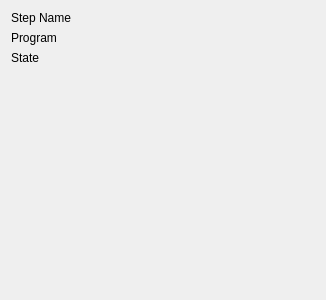
Qt form BlenderAddon/PipelineStepViewer_GUI.ui (tkideneb1999/GameAssetPipelineProgram) before a commit.
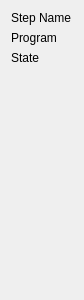
The same form after that commit.

Commit message: updated pipeline Viewer GUI

The edit to the form file:
```diff
--- a/BlenderAddon/PipelineStepViewer_GUI.ui
+++ b/BlenderAddon/PipelineStepViewer_GUI.ui
@@ -6,7 +6,7 @@
    <rect>
     <x>0</x>
     <y>0</y>
-    <width>326</width>
+    <width>84</width>
     <height>300</height>
    </rect>
   </property>
```
